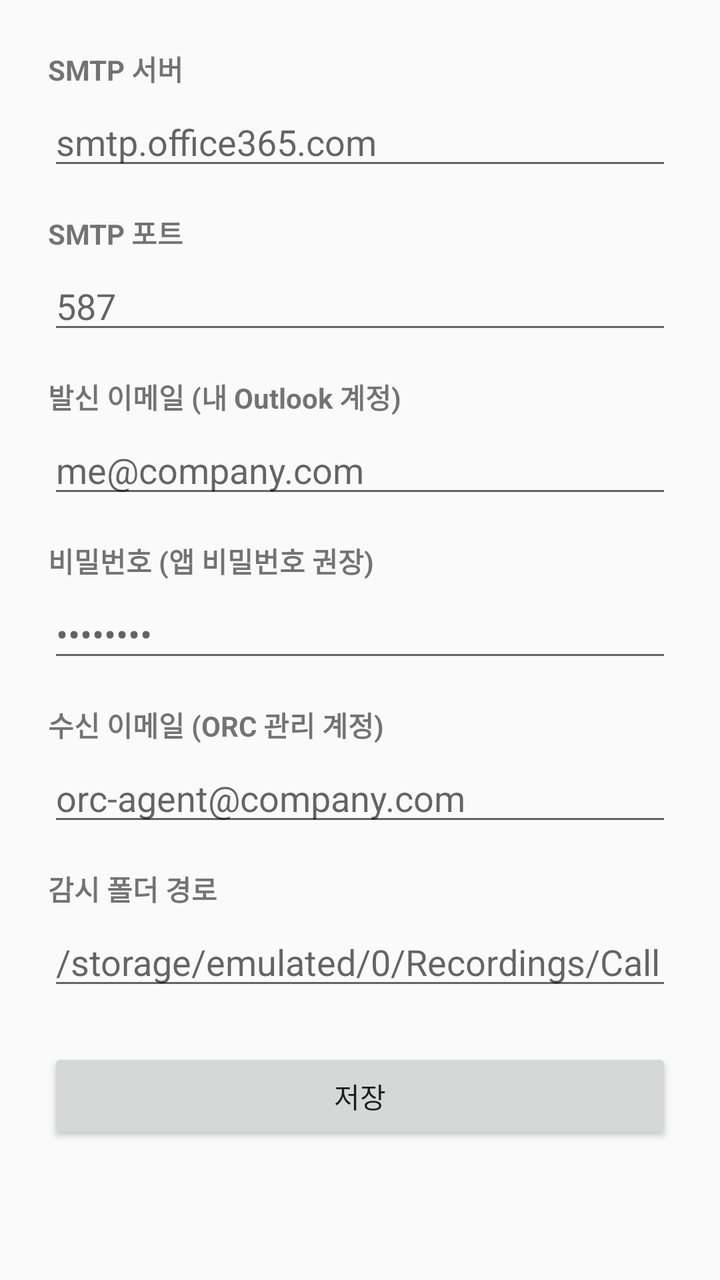
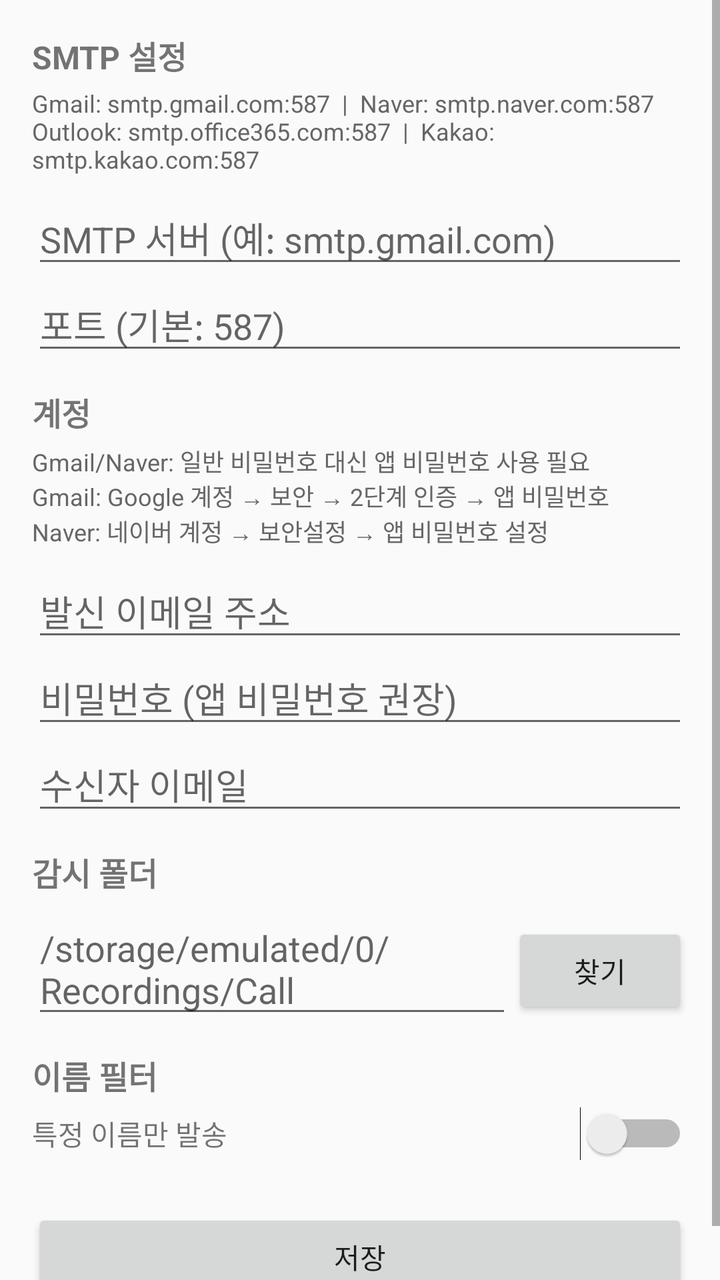

Compare the two renders of this Android layout. The source of the first and the diff that turns it into the second are given below.
<!-- AndroidManifest.xml: application theme Theme.AppCompat.Light.DarkActionBar -->
<!-- res/layout/activity_settings.xml -->
<?xml version="1.0" encoding="utf-8"?>
<ScrollView xmlns:android="http://schemas.android.com/apk/res/android"
    android:layout_width="match_parent"
    android:layout_height="match_parent">

    <LinearLayout
        android:layout_width="match_parent"
        android:layout_height="wrap_content"
        android:orientation="vertical"
        android:padding="24dp">

        <TextView
            android:layout_width="wrap_content"
            android:layout_height="wrap_content"
            android:text="SMTP 서버"
            android:textStyle="bold"
            android:layout_marginBottom="4dp" />

        <EditText
            android:id="@+id/etSmtpHost"
            android:layout_width="match_parent"
            android:layout_height="wrap_content"
            android:hint="smtp.office365.com"
            android:inputType="textUri"
            android:layout_marginBottom="16dp" />

        <TextView
            android:layout_width="wrap_content"
            android:layout_height="wrap_content"
            android:text="SMTP 포트"
            android:textStyle="bold"
            android:layout_marginBottom="4dp" />

        <EditText
            android:id="@+id/etSmtpPort"
            android:layout_width="match_parent"
            android:layout_height="wrap_content"
            android:hint="587"
            android:inputType="number"
            android:layout_marginBottom="16dp" />

        <TextView
            android:layout_width="wrap_content"
            android:layout_height="wrap_content"
            android:text="발신 이메일 (내 Outlook 계정)"
            android:textStyle="bold"
            android:layout_marginBottom="4dp" />

        <EditText
            android:id="@+id/etSenderEmail"
            android:layout_width="match_parent"
            android:layout_height="wrap_content"
            android:hint="me@company.com"
            android:inputType="textEmailAddress"
            android:layout_marginBottom="16dp" />

        <TextView
            android:layout_width="wrap_content"
            android:layout_height="wrap_content"
            android:text="비밀번호 (앱 비밀번호 권장)"
            android:textStyle="bold"
            android:layout_marginBottom="4dp" />

        <EditText
            android:id="@+id/etSenderPassword"
            android:layout_width="match_parent"
            android:layout_height="wrap_content"
            android:hint="••••••••"
            android:inputType="textPassword"
            android:layout_marginBottom="16dp" />

        <TextView
            android:layout_width="wrap_content"
            android:layout_height="wrap_content"
            android:text="수신 이메일 (ORC 관리 계정)"
            android:textStyle="bold"
            android:layout_marginBottom="4dp" />

        <EditText
            android:id="@+id/etRecipientEmail"
            android:layout_width="match_parent"
            android:layout_height="wrap_content"
            android:hint="orc-agent@company.com"
            android:inputType="textEmailAddress"
            android:layout_marginBottom="16dp" />

        <TextView
            android:layout_width="wrap_content"
            android:layout_height="wrap_content"
            android:text="감시 폴더 경로"
            android:textStyle="bold"
            android:layout_marginBottom="4dp" />

        <EditText
            android:id="@+id/etWatchFolder"
            android:layout_width="match_parent"
            android:layout_height="wrap_content"
            android:hint="/storage/emulated/0/Recordings/Call"
            android:inputType="textUri"
            android:layout_marginBottom="24dp" />

        <Button
            android:id="@+id/btnSave"
            android:layout_width="match_parent"
            android:layout_height="wrap_content"
            android:text="저장" />

    </LinearLayout>
</ScrollView>
<!-- resources referenced by this layout -->
<resources>

</resources>

<!-- the commit's change to res/layout/activity_settings.xml (unified diff, before → after) -->
@@ -2,108 +2,81 @@
 <ScrollView xmlns:android="http://schemas.android.com/apk/res/android"
     android:layout_width="match_parent"
     android:layout_height="match_parent">
+<LinearLayout
+    android:layout_width="match_parent"
+    android:layout_height="wrap_content"
+    android:orientation="vertical"
+    android:padding="16dp">
 
-    <LinearLayout
-        android:layout_width="match_parent"
-        android:layout_height="wrap_content"
-        android:orientation="vertical"
-        android:padding="24dp">
+    <TextView android:layout_width="match_parent" android:layout_height="wrap_content"
+        android:text="SMTP 설정" android:textStyle="bold" android:textSize="16sp"
+        android:paddingBottom="4dp"/>
+    <TextView android:layout_width="match_parent" android:layout_height="wrap_content"
+        android:textSize="12sp" android:textColor="#666666" android:paddingBottom="8dp"
+        android:text="Gmail: smtp.gmail.com:587  |  Naver: smtp.naver.com:587&#10;Outlook: smtp.office365.com:587  |  Kakao: smtp.kakao.com:587"/>
+    <EditText android:id="@+id/etSmtpHost" android:layout_width="match_parent"
+        android:layout_height="wrap_content" android:hint="SMTP 서버 (예: smtp.gmail.com)"/>
+    <EditText android:id="@+id/etSmtpPort" android:layout_width="match_parent"
+        android:layout_height="wrap_content" android:hint="포트 (기본: 587)"
+        android:inputType="number"/>
 
-        <TextView
-            android:layout_width="wrap_content"
-            android:layout_height="wrap_content"
-            android:text="SMTP 서버"
-            android:textStyle="bold"
-            android:layout_marginBottom="4dp" />
+    <TextView android:layout_width="match_parent" android:layout_height="wrap_content"
+        android:text="계정" android:textStyle="bold" android:textSize="16sp"
+        android:paddingTop="12dp" android:paddingBottom="4dp"/>
+    <TextView android:layout_width="match_parent" android:layout_height="wrap_content"
+        android:textSize="12sp" android:textColor="#666666" android:paddingBottom="8dp"
+        android:text="Gmail/Naver: 일반 비밀번호 대신 앱 비밀번호 사용 필요&#10;Gmail: Google 계정 → 보안 → 2단계 인증 → 앱 비밀번호&#10;Naver: 네이버 계정 → 보안설정 → 앱 비밀번호 설정"/>
+    <EditText android:id="@+id/etSmtpUser" android:layout_width="match_parent"
+        android:layout_height="wrap_content" android:hint="발신 이메일 주소"
+        android:inputType="textEmailAddress"/>
+    <EditText android:id="@+id/etSmtpPassword" android:layout_width="match_parent"
+        android:layout_height="wrap_content" android:hint="비밀번호 (앱 비밀번호 권장)"
+        android:inputType="textPassword"/>
+    <EditText android:id="@+id/etRecipient" android:layout_width="match_parent"
+        android:layout_height="wrap_content" android:hint="수신자 이메일"
+        android:inputType="textEmailAddress"/>
 
-        <EditText
-            android:id="@+id/etSmtpHost"
-            android:layout_width="match_parent"
-            android:layout_height="wrap_content"
-            android:hint="smtp.office365.com"
-            android:inputType="textUri"
-            android:layout_marginBottom="16dp" />
+    <TextView android:layout_width="match_parent" android:layout_height="wrap_content"
+        android:text="감시 폴더" android:textStyle="bold" android:textSize="16sp"
+        android:paddingTop="12dp" android:paddingBottom="4dp"/>
+    <LinearLayout android:layout_width="match_parent" android:layout_height="wrap_content"
+        android:orientation="horizontal">
+        <EditText android:id="@+id/etWatchFolder" android:layout_width="0dp"
+            android:layout_height="wrap_content" android:layout_weight="1"
+            android:hint="/storage/emulated/0/Recordings/Call"/>
+        <Button android:id="@+id/btnPickFolder" android:layout_width="wrap_content"
+            android:layout_height="wrap_content" android:text="찾기"/>
+    </LinearLayout>
 
-        <TextView
-            android:layout_width="wrap_content"
-            android:layout_height="wrap_content"
-            android:text="SMTP 포트"
-            android:textStyle="bold"
-            android:layout_marginBottom="4dp" />
+    <TextView android:layout_width="match_parent" android:layout_height="wrap_content"
+        android:text="이름 필터" android:textStyle="bold" android:textSize="16sp"
+        android:paddingTop="12dp" android:paddingBottom="4dp"/>
+    <LinearLayout android:layout_width="match_parent" android:layout_height="wrap_content"
+        android:orientation="horizontal" android:gravity="center_vertical"
+        android:paddingBottom="8dp">
+        <TextView android:layout_width="0dp" android:layout_height="wrap_content"
+            android:layout_weight="1" android:text="특정 이름만 발송"/>
+        <Switch android:id="@+id/switchNameFilter" android:layout_width="wrap_content"
+            android:layout_height="wrap_content"/>
+    </LinearLayout>
+    <LinearLayout android:id="@+id/layoutNameFilter" android:layout_width="match_parent"
+        android:layout_height="wrap_content" android:orientation="vertical"
+        android:visibility="gone">
+        <LinearLayout android:layout_width="match_parent" android:layout_height="wrap_content"
+            android:orientation="horizontal">
+            <EditText android:id="@+id/etNewName" android:layout_width="0dp"
+                android:layout_height="wrap_content" android:layout_weight="1"
+                android:hint="이름 입력"/>
+            <Button android:id="@+id/btnAddName" android:layout_width="wrap_content"
+                android:layout_height="wrap_content" android:text="추가"/>
+        </LinearLayout>
+        <LinearLayout android:id="@+id/layoutNameList" android:layout_width="match_parent"
+            android:layout_height="wrap_content" android:orientation="vertical"/>
+    </LinearLayout>
 
-        <EditText
-            android:id="@+id/etSmtpPort"
-            android:layout_width="match_parent"
-            android:layout_height="wrap_content"
-            android:hint="587"
-            android:inputType="number"
-            android:layout_marginBottom="16dp" />
+    <Button android:id="@+id/btnSave" android:layout_width="match_parent"
+        android:layout_height="wrap_content" android:text="저장"
+        android:layout_marginTop="16dp"/>
 
-        <TextView
-            android:layout_width="wrap_content"
-            android:layout_height="wrap_content"
-            android:text="발신 이메일 (내 Outlook 계정)"
-            android:textStyle="bold"
-            android:layout_marginBottom="4dp" />
-
-        <EditText
-            android:id="@+id/etSenderEmail"
-            android:layout_width="match_parent"
-            android:layout_height="wrap_content"
-            android:hint="me@company.com"
-            android:inputType="textEmailAddress"
-            android:layout_marginBottom="16dp" />
-
-        <TextView
-            android:layout_width="wrap_content"
-            android:layout_height="wrap_content"
-            android:text="비밀번호 (앱 비밀번호 권장)"
-            android:textStyle="bold"
-            android:layout_marginBottom="4dp" />
-
-        <EditText
-            android:id="@+id/etSenderPassword"
-            android:layout_width="match_parent"
-            android:layout_height="wrap_content"
-            android:hint="••••••••"
-            android:inputType="textPassword"
-            android:layout_marginBottom="16dp" />
-
-        <TextView
-            android:layout_width="wrap_content"
-            android:layout_height="wrap_content"
-            android:text="수신 이메일 (ORC 관리 계정)"
-            android:textStyle="bold"
-            android:layout_marginBottom="4dp" />
-
-        <EditText
-            android:id="@+id/etRecipientEmail"
-            android:layout_width="match_parent"
-            android:layout_height="wrap_content"
-            android:hint="orc-agent@company.com"
-            android:inputType="textEmailAddress"
-            android:layout_marginBottom="16dp" />
-
-        <TextView
-            android:layout_width="wrap_content"
-            android:layout_height="wrap_content"
-            android:text="감시 폴더 경로"
-            android:textStyle="bold"
-            android:layout_marginBottom="4dp" />
-
-        <EditText
-            android:id="@+id/etWatchFolder"
-            android:layout_width="match_parent"
-            android:layout_height="wrap_content"
-            android:hint="/storage/emulated/0/Recordings/Call"
-            android:inputType="textUri"
-            android:layout_marginBottom="24dp" />
-
-        <Button
-            android:id="@+id/btnSave"
-            android:layout_width="match_parent"
-            android:layout_height="wrap_content"
-            android:text="저장" />
-
-    </LinearLayout>
+</LinearLayout>
 </ScrollView>
